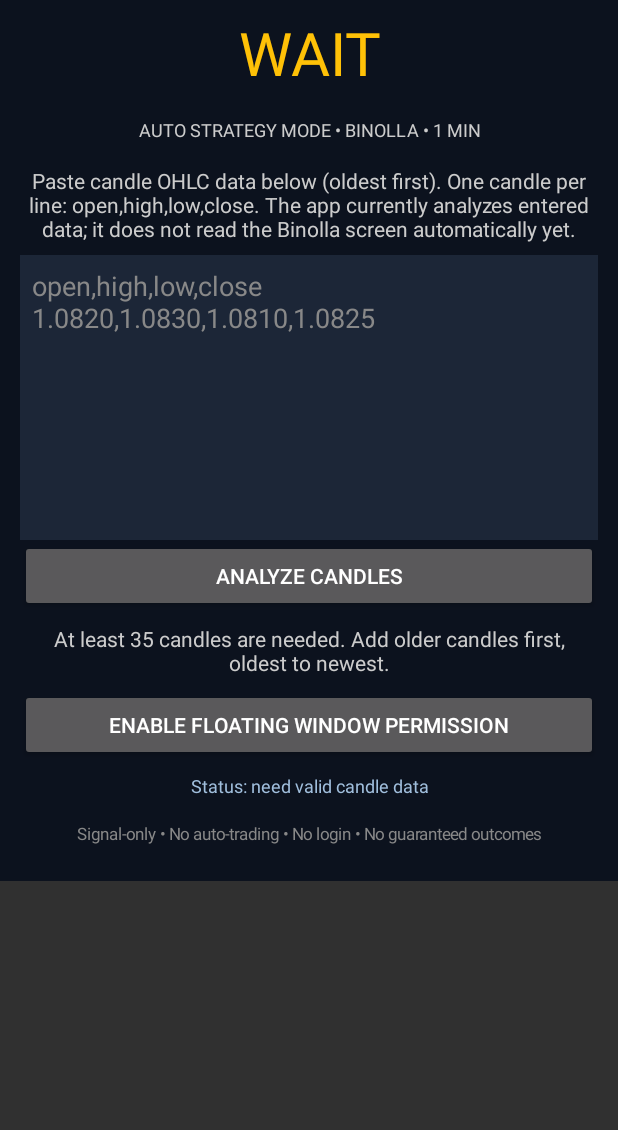
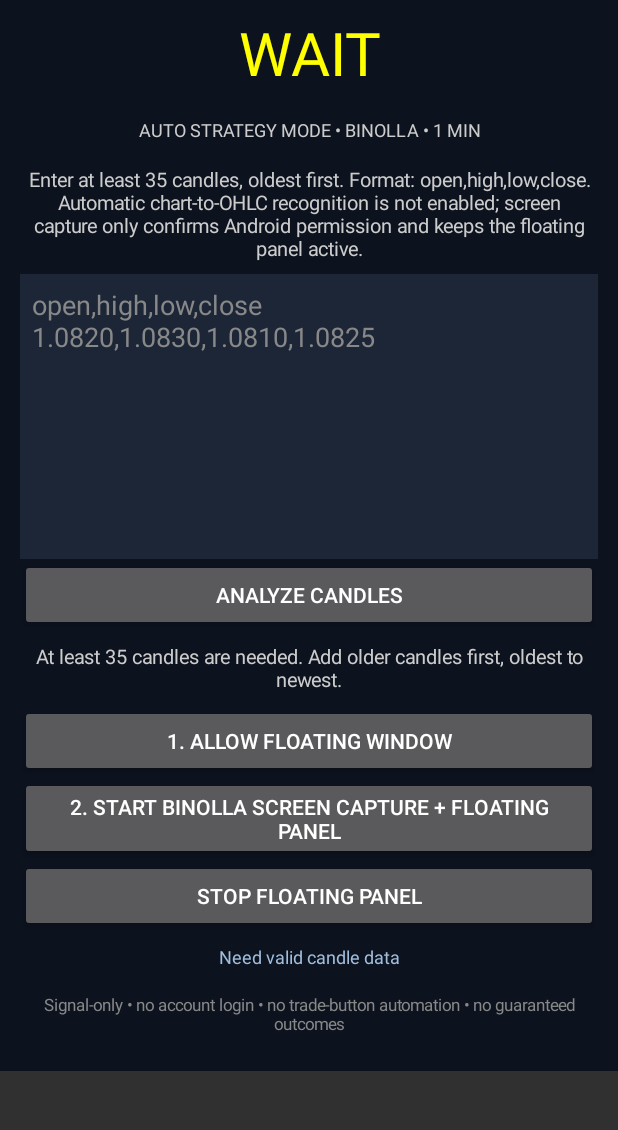
Before and after one commit to twork0599-bot/Farhan-Trading-Engine, an Android app: the screen it shows after launch (MainActivity), after a tap on "ANALYZE CANDLES", on a phone screen of 412 x 824 dp, the part 92-1222 px from its top. Run offline under Robolectric (Android 15) with nearby library versions, the phone set to English and light mode, and no system bars.

Commit message:
Connect screen capture permission and floating signal panel

```diff
--- a/app/src/main/java/com/farhan/tradingengine/MainActivity.java
+++ b/app/src/main/java/com/farhan/tradingengine/MainActivity.java
@@ -2,6 +2,7 @@ package com.farhan.tradingengine;
 
 import android.app.Activity;
 import android.content.Intent;
+import android.media.projection.MediaProjectionManager;
 import android.net.Uri;
 import android.os.Bundle;
 import android.provider.Settings;
@@ -12,34 +13,47 @@ import android.text.InputType;
 import java.util.*;
 
 public class MainActivity extends Activity {
-    private TextView status, signal, details;
+    private static final int CAPTURE_REQUEST=701;
+    private TextView status,signal,details;
     private EditText candles;
-    @Override protected void onCreate(Bundle b){super.onCreate(b); buildScreen();}
-    private TextView label(String value,int size,int color){
-        TextView t=new TextView(this);t.setText(value);t.setTextSize(size);t.setTextColor(color);t.setGravity(Gravity.CENTER);t.setPadding(4,12,4,12);return t;
+    @Override protected void onCreate(Bundle b){super.onCreate(b);buildScreen();}
+    private TextView label(String value,int size,int color){TextView t=new TextView(this);t.setText(value);t.setTextSize(size);t.setTextColor(color);t.setGravity(Gravity.CENTER);t.setPadding(4,12,4,12);return t;}
+    private Button button(String title,Runnable action){Button b=new Button(this);b.setText(title);b.setOnClickListener(v->action.run());return b;}
+    private void buildScreen(){
+        ScrollView scroll=new ScrollView(this);LinearLayout root=new LinearLayout(this);root.setOrientation(LinearLayout.VERTICAL);root.setPadding(20,24,20,24);root.setBackgroundColor(Color.rgb(12,18,30));scroll.addView(root);
+        root.addView(label("FARHAN TRADING ENGINE",22,Color.WHITE));
+        signal=label("WAIT",40,Color.YELLOW);root.addView(signal);
+        root.addView(label("AUTO STRATEGY MODE • BINOLLA • 1 MIN",12,Color.LTGRAY));
+        root.addView(label("Enter at least 35 candles, oldest first. Format: open,high,low,close. Automatic chart-to-OHLC recognition is not enabled; screen capture only confirms Android permission and keeps the floating panel active.",13,Color.LTGRAY));
+        candles=new EditText(this);candles.setHint("open,high,low,close\n1.0820,1.0830,1.0810,1.0825");candles.setTextColor(Color.WHITE);candles.setHintTextColor(Color.GRAY);candles.setGravity(Gravity.TOP|Gravity.START);candles.setMinLines(8);candles.setInputType(InputType.TYPE_CLASS_TEXT|InputType.TYPE_TEXT_FLAG_MULTI_LINE|InputType.TYPE_TEXT_FLAG_NO_SUGGESTIONS);candles.setPadding(12,12,12,12);candles.setBackgroundColor(Color.rgb(28,38,55));root.addView(candles);
+        root.addView(button("ANALYZE CANDLES",this::runAnalysis));
+        details=label("Six rule groups: EMA trend, MACD momentum, RSI, Bollinger bands, candle strength and 20-candle breakout.",13,Color.LTGRAY);root.addView(details);
+        root.addView(button("1. ALLOW FLOATING WINDOW",()->{Intent i=new Intent(Settings.ACTION_MANAGE_OVERLAY_PERMISSION,Uri.parse("package:"+getPackageName()));startActivity(i);}));
+        root.addView(button("2. START BINOLLA SCREEN CAPTURE + FLOATING PANEL",this::requestCapture));
+        root.addView(button("STOP FLOATING PANEL",()->stopService(new Intent(this,CaptureOverlayService.class).setAction(CaptureOverlayService.ACTION_STOP))));
+        status=label("Ready • no automatic trade execution",12,Color.rgb(160,190,220));root.addView(status);
+        root.addView(label("Signal-only • no account login • no trade-button automation • no guaranteed outcomes",11,Color.GRAY));setContentView(scroll);
     }
-    private void buildScreen(){
-        ScrollView scroll=new ScrollView(this);
-        LinearLayout root=new LinearLayout(this);root.setOrientation(LinearLayout.VERTICAL);root.setPadding(20,24,20,24);root.setBackgroundColor(Color.rgb(12,18,30));scroll.addView(root);
-        root.addView(label("FARHAN TRADING ENGINE",22,Color.WHITE));
-        signal=label("WAIT",40,Color.rgb(255,193,7));root.addView(signal);
-        root.addView(label("AUTO STRATEGY MODE • BINOLLA • 1 MIN",12,Color.LTGRAY));
-        TextView info=label("Paste candle OHLC data below (oldest first). One candle per line: open,high,low,close. The app currently analyzes entered data; it does not read the Binolla screen automatically yet.",14,Color.LTGRAY);root.addView(info);
-        candles=new EditText(this);candles.setHint("open,high,low,close\n1.0820,1.0830,1.0810,1.0825");candles.setTextColor(Color.WHITE);candles.setHintTextColor(Color.GRAY);candles.setGravity(Gravity.TOP|Gravity.START);candles.setMinLines(8);candles.setInputType(InputType.TYPE_CLASS_TEXT|InputType.TYPE_TEXT_FLAG_MULTI_LINE|InputType.TYPE_TEXT_FLAG_NO_SUGGESTIONS);candles.setPadding(12,12,12,12);candles.setBackgroundColor(Color.rgb(28,38,55));root.addView(candles);
-        Button analyze=new Button(this);analyze.setText("ANALYZE CANDLES");analyze.setOnClickListener(v->runAnalysis());root.addView(analyze);
-        details=label("Strategy votes and indicator readings will appear here.",14,Color.LTGRAY);root.addView(details);
-        Button overlay=new Button(this);overlay.setText("ENABLE FLOATING WINDOW PERMISSION");overlay.setOnClickListener(v->{Intent i=new Intent(Settings.ACTION_MANAGE_OVERLAY_PERMISSION,Uri.parse("package:"+getPackageName()));startActivity(i);});root.addView(overlay);
-        status=label("Status: analysis engine ready • screen recognition not connected",12,Color.rgb(160,190,220));root.addView(status);
-        root.addView(label("Signal-only • No auto-trading • No login • No guaranteed outcomes",11,Color.GRAY));
-        setContentView(scroll);
+    private void requestCapture(){
+        if(!Settings.canDrawOverlays(this)){status.setText("First allow floating window permission.");return;}
+        MediaProjectionManager m=(MediaProjectionManager)getSystemService(MEDIA_PROJECTION_SERVICE);
+        startActivityForResult(m.createScreenCaptureIntent(),CAPTURE_REQUEST);
+    }
+    @Override protected void onActivityResult(int request,int result,Intent data){
+        super.onActivityResult(request,result,data);
+        if(request==CAPTURE_REQUEST&&result==RESULT_OK&&data!=null){
+            Intent s=new Intent(this,CaptureOverlayService.class);s.setAction(CaptureOverlayService.ACTION_START);s.putExtra(CaptureOverlayService.EXTRA_RESULT,result);s.putExtra(CaptureOverlayService.EXTRA_DATA,data);
+            if(android.os.Build.VERSION.SDK_INT>=26)startForegroundService(s);else startService(s);
+            status.setText("Screen capture session started. Chart candles are not yet extracted automatically.");
+        }else if(request==CAPTURE_REQUEST)status.setText("Screen capture permission was not granted.");
     }
     private void runAnalysis(){
         try{
-            List<SignalEngine.Candle> data=SignalEngine.parse(candles.getText().toString());
-            SignalEngine.Result r=SignalEngine.analyze(data);
-            signal.setText(r.direction);signal.setTextColor("UP".equals(r.direction)?Color.rgb(50,220,130):"DOWN".equals(r.direction)?Color.rgb(255,85,85):Color.rgb(255,193,7));
-            details.setText(r.reason+"\nRSI(14): "+String.format(Locale.US,"%.1f",r.rsi)+"\nEMA 9: "+r.emaFast+"\nEMA 20: "+r.emaSlow+"\nCandles analyzed: "+data.size());
-            status.setText("Status: analysis complete • votes are rule-based, not a proven win rate");
-        }catch(Exception e){signal.setText("WAIT");signal.setTextColor(Color.rgb(255,193,7));details.setText(e.getMessage());status.setText("Status: need valid candle data");}
+            List<SignalEngine.Candle> data=SignalEngine.parse(candles.getText().toString());SignalEngine.Result r=SignalEngine.analyze(data);
+            signal.setText(r.direction);signal.setTextColor("UP".equals(r.direction)?Color.rgb(50,220,130):"DOWN".equals(r.direction)?Color.rgb(255,85,85):Color.YELLOW);
+            details.setText(r.reason+"\nRSI(14): "+String.format(Locale.US,"%.1f",r.rsi)+"\nEMA 9: "+r.emaFast+"\nEMA 20: "+r.emaSlow+"\nVotes UP/DOWN: "+r.upVotes+"/"+r.downVotes+"\nCandles: "+data.size());
+            getSharedPreferences("engine",MODE_PRIVATE).edit().putString("direction",r.direction).apply();
+            status.setText("Analysis complete • floating panel refreshes the latest saved signal and 1-minute countdown.");
+        }catch(Exception e){signal.setText("WAIT");signal.setTextColor(Color.YELLOW);details.setText(e.getMessage());getSharedPreferences("engine",MODE_PRIVATE).edit().putString("direction","WAIT").apply();status.setText("Need valid candle data");}
     }
 }
```
